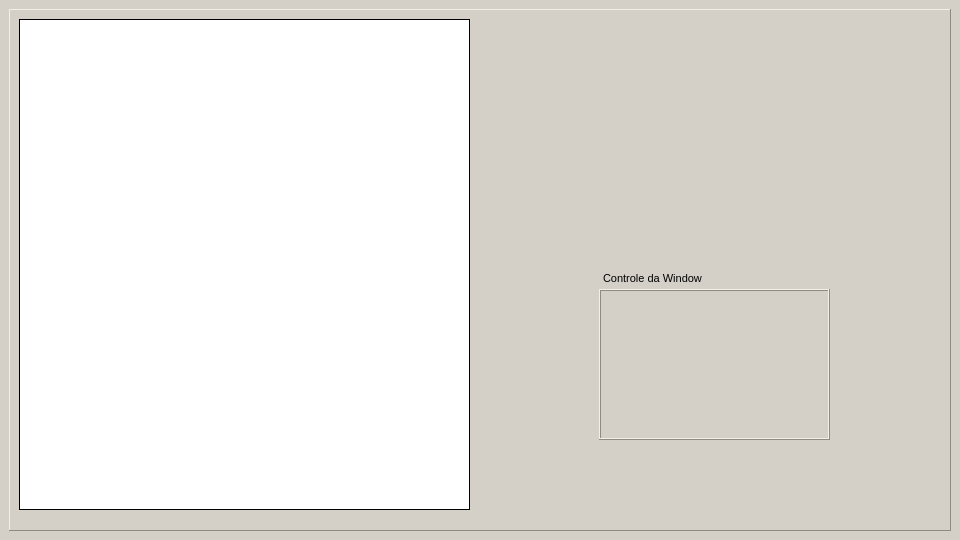
Above: other files/prototipo.ui from Luan-Diniz/Computer-Graphics before the change. Below: the same form after it.
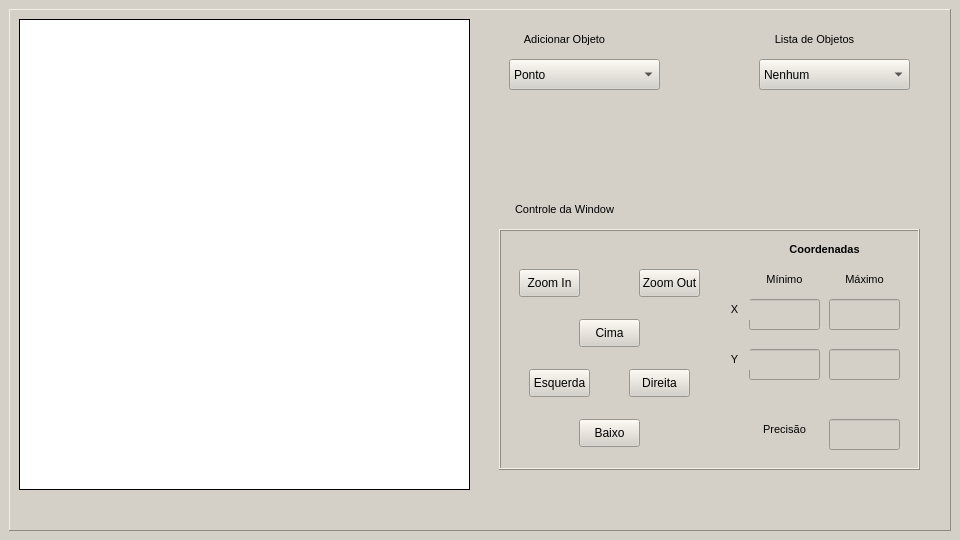
That is the form after the change.

Commit message: Botões, Caixas de Escrita e Barras de Objetos acrescentados

What changed in the file:
```diff
--- a/other files/prototipo.ui
+++ b/other files/prototipo.ui
@@ -45,10 +45,10 @@
       <widget class="QFrame" name="frame_3">
        <property name="geometry">
         <rect>
-         <x>590</x>
-         <y>280</y>
-         <width>231</width>
-         <height>151</height>
+         <x>490</x>
+         <y>220</y>
+         <width>421</width>
+         <height>241</height>
         </rect>
        </property>
        <property name="maximumSize">
@@ -63,6 +63,290 @@
        <property name="frameShadow">
         <enum>QFrame::Raised</enum>
        </property>
+       <widget class="QLineEdit" name="lineEdit">
+        <property name="geometry">
+         <rect>
+          <x>250</x>
+          <y>70</y>
+          <width>71</width>
+          <height>31</height>
+         </rect>
+        </property>
+       </widget>
+       <widget class="QLineEdit" name="lineEdit_2">
+        <property name="geometry">
+         <rect>
+          <x>330</x>
+          <y>70</y>
+          <width>71</width>
+          <height>31</height>
+         </rect>
+        </property>
+       </widget>
+       <widget class="QLineEdit" name="lineEdit_3">
+        <property name="geometry">
+         <rect>
+          <x>250</x>
+          <y>120</y>
+          <width>71</width>
+          <height>31</height>
+         </rect>
+        </property>
+       </widget>
+       <widget class="QLineEdit" name="lineEdit_4">
+        <property name="geometry">
+         <rect>
+          <x>330</x>
+          <y>120</y>
+          <width>71</width>
+          <height>31</height>
+         </rect>
+        </property>
+       </widget>
+       <widget class="QTextBrowser" name="textBrowser_4">
+        <property name="geometry">
+         <rect>
+          <x>220</x>
+          <y>70</y>
+          <width>31</width>
+          <height>21</height>
+         </rect>
+        </property>
+        <property name="frameShape">
+         <enum>QFrame::NoFrame</enum>
+        </property>
+        <property name="verticalScrollBarPolicy">
+         <enum>Qt::ScrollBarAlwaysOff</enum>
+        </property>
+        <property name="horizontalScrollBarPolicy">
+         <enum>Qt::ScrollBarAlwaysOff</enum>
+        </property>
+        <property name="html">
+         <string>&lt;!DOCTYPE HTML PUBLIC &quot;-//W3C//DTD HTML 4.0//EN&quot; &quot;http://www.w3.org/TR/REC-html40/strict.dtd&quot;&gt;
+&lt;html&gt;&lt;head&gt;&lt;meta name=&quot;qrichtext&quot; content=&quot;1&quot; /&gt;&lt;style type=&quot;text/css&quot;&gt;
+p, li { white-space: pre-wrap; }
+&lt;/style&gt;&lt;/head&gt;&lt;body style=&quot; font-family:'MS Shell Dlg 2'; font-size:7.8pt; font-weight:400; font-style:normal;&quot;&gt;
+&lt;p align=&quot;center&quot; style=&quot; margin-top:0px; margin-bottom:0px; margin-left:0px; margin-right:0px; -qt-block-indent:0; text-indent:0px;&quot;&gt;&lt;span style=&quot; font-size:8.25pt;&quot;&gt;X&lt;/span&gt;&lt;/p&gt;&lt;/body&gt;&lt;/html&gt;</string>
+        </property>
+       </widget>
+       <widget class="QTextBrowser" name="textBrowser_5">
+        <property name="geometry">
+         <rect>
+          <x>220</x>
+          <y>120</y>
+          <width>31</width>
+          <height>21</height>
+         </rect>
+        </property>
+        <property name="frameShape">
+         <enum>QFrame::NoFrame</enum>
+        </property>
+        <property name="verticalScrollBarPolicy">
+         <enum>Qt::ScrollBarAlwaysOff</enum>
+        </property>
+        <property name="horizontalScrollBarPolicy">
+         <enum>Qt::ScrollBarAlwaysOff</enum>
+        </property>
+        <property name="html">
+         <string>&lt;!DOCTYPE HTML PUBLIC &quot;-//W3C//DTD HTML 4.0//EN&quot; &quot;http://www.w3.org/TR/REC-html40/strict.dtd&quot;&gt;
+&lt;html&gt;&lt;head&gt;&lt;meta name=&quot;qrichtext&quot; content=&quot;1&quot; /&gt;&lt;style type=&quot;text/css&quot;&gt;
+p, li { white-space: pre-wrap; }
+&lt;/style&gt;&lt;/head&gt;&lt;body style=&quot; font-family:'MS Shell Dlg 2'; font-size:7.8pt; font-weight:400; font-style:normal;&quot;&gt;
+&lt;p align=&quot;center&quot; style=&quot; margin-top:0px; margin-bottom:0px; margin-left:0px; margin-right:0px; -qt-block-indent:0; text-indent:0px;&quot;&gt;&lt;span style=&quot; font-size:8.25pt;&quot;&gt;Y&lt;/span&gt;&lt;/p&gt;&lt;/body&gt;&lt;/html&gt;</string>
+        </property>
+       </widget>
+       <widget class="QTextBrowser" name="textBrowser_8">
+        <property name="geometry">
+         <rect>
+          <x>250</x>
+          <y>40</y>
+          <width>71</width>
+          <height>21</height>
+         </rect>
+        </property>
+        <property name="frameShape">
+         <enum>QFrame::NoFrame</enum>
+        </property>
+        <property name="verticalScrollBarPolicy">
+         <enum>Qt::ScrollBarAlwaysOff</enum>
+        </property>
+        <property name="horizontalScrollBarPolicy">
+         <enum>Qt::ScrollBarAlwaysOff</enum>
+        </property>
+        <property name="html">
+         <string>&lt;!DOCTYPE HTML PUBLIC &quot;-//W3C//DTD HTML 4.0//EN&quot; &quot;http://www.w3.org/TR/REC-html40/strict.dtd&quot;&gt;
+&lt;html&gt;&lt;head&gt;&lt;meta name=&quot;qrichtext&quot; content=&quot;1&quot; /&gt;&lt;style type=&quot;text/css&quot;&gt;
+p, li { white-space: pre-wrap; }
+&lt;/style&gt;&lt;/head&gt;&lt;body style=&quot; font-family:'MS Shell Dlg 2'; font-size:7.8pt; font-weight:400; font-style:normal;&quot;&gt;
+&lt;p align=&quot;center&quot; style=&quot; margin-top:0px; margin-bottom:0px; margin-left:0px; margin-right:0px; -qt-block-indent:0; text-indent:0px;&quot;&gt;&lt;span style=&quot; font-size:8.25pt;&quot;&gt;Mínimo&lt;/span&gt;&lt;/p&gt;&lt;/body&gt;&lt;/html&gt;</string>
+        </property>
+       </widget>
+       <widget class="QTextBrowser" name="textBrowser_9">
+        <property name="geometry">
+         <rect>
+          <x>330</x>
+          <y>40</y>
+          <width>71</width>
+          <height>21</height>
+         </rect>
+        </property>
+        <property name="frameShape">
+         <enum>QFrame::NoFrame</enum>
+        </property>
+        <property name="verticalScrollBarPolicy">
+         <enum>Qt::ScrollBarAlwaysOff</enum>
+        </property>
+        <property name="horizontalScrollBarPolicy">
+         <enum>Qt::ScrollBarAlwaysOff</enum>
+        </property>
+        <property name="html">
+         <string>&lt;!DOCTYPE HTML PUBLIC &quot;-//W3C//DTD HTML 4.0//EN&quot; &quot;http://www.w3.org/TR/REC-html40/strict.dtd&quot;&gt;
+&lt;html&gt;&lt;head&gt;&lt;meta name=&quot;qrichtext&quot; content=&quot;1&quot; /&gt;&lt;style type=&quot;text/css&quot;&gt;
+p, li { white-space: pre-wrap; }
+&lt;/style&gt;&lt;/head&gt;&lt;body style=&quot; font-family:'MS Shell Dlg 2'; font-size:7.8pt; font-weight:400; font-style:normal;&quot;&gt;
+&lt;p align=&quot;center&quot; style=&quot; margin-top:0px; margin-bottom:0px; margin-left:0px; margin-right:0px; -qt-block-indent:0; text-indent:0px;&quot;&gt;&lt;span style=&quot; font-size:8.25pt;&quot;&gt;Máximo&lt;/span&gt;&lt;/p&gt;&lt;/body&gt;&lt;/html&gt;</string>
+        </property>
+       </widget>
+       <widget class="QTextBrowser" name="textBrowser_10">
+        <property name="geometry">
+         <rect>
+          <x>250</x>
+          <y>10</y>
+          <width>151</width>
+          <height>21</height>
+         </rect>
+        </property>
+        <property name="frameShape">
+         <enum>QFrame::NoFrame</enum>
+        </property>
+        <property name="verticalScrollBarPolicy">
+         <enum>Qt::ScrollBarAlwaysOff</enum>
+        </property>
+        <property name="horizontalScrollBarPolicy">
+         <enum>Qt::ScrollBarAlwaysOff</enum>
+        </property>
+        <property name="html">
+         <string>&lt;!DOCTYPE HTML PUBLIC &quot;-//W3C//DTD HTML 4.0//EN&quot; &quot;http://www.w3.org/TR/REC-html40/strict.dtd&quot;&gt;
+&lt;html&gt;&lt;head&gt;&lt;meta name=&quot;qrichtext&quot; content=&quot;1&quot; /&gt;&lt;style type=&quot;text/css&quot;&gt;
+p, li { white-space: pre-wrap; }
+&lt;/style&gt;&lt;/head&gt;&lt;body style=&quot; font-family:'MS Shell Dlg 2'; font-size:7.8pt; font-weight:400; font-style:normal;&quot;&gt;
+&lt;p align=&quot;center&quot; style=&quot; margin-top:0px; margin-bottom:0px; margin-left:0px; margin-right:0px; -qt-block-indent:0; text-indent:0px;&quot;&gt;&lt;span style=&quot; font-size:8.25pt; font-weight:600;&quot;&gt;Coordenadas&lt;/span&gt;&lt;/p&gt;&lt;/body&gt;&lt;/html&gt;</string>
+        </property>
+       </widget>
+       <widget class="QPushButton" name="pushButton">
+        <property name="geometry">
+         <rect>
+          <x>80</x>
+          <y>90</y>
+          <width>61</width>
+          <height>28</height>
+         </rect>
+        </property>
+        <property name="text">
+         <string>Cima</string>
+        </property>
+       </widget>
+       <widget class="QPushButton" name="pushButton_2">
+        <property name="geometry">
+         <rect>
+          <x>80</x>
+          <y>190</y>
+          <width>61</width>
+          <height>28</height>
+         </rect>
+        </property>
+        <property name="text">
+         <string>Baixo</string>
+        </property>
+       </widget>
+       <widget class="QPushButton" name="pushButton_3">
+        <property name="geometry">
+         <rect>
+          <x>130</x>
+          <y>140</y>
+          <width>61</width>
+          <height>28</height>
+         </rect>
+        </property>
+        <property name="text">
+         <string>Direita</string>
+        </property>
+       </widget>
+       <widget class="QPushButton" name="pushButton_4">
+        <property name="geometry">
+         <rect>
+          <x>30</x>
+          <y>140</y>
+          <width>61</width>
+          <height>28</height>
+         </rect>
+        </property>
+        <property name="text">
+         <string>Esquerda</string>
+        </property>
+       </widget>
+       <widget class="QPushButton" name="pushButton_5">
+        <property name="geometry">
+         <rect>
+          <x>20</x>
+          <y>40</y>
+          <width>61</width>
+          <height>28</height>
+         </rect>
+        </property>
+        <property name="text">
+         <string>Zoom In</string>
+        </property>
+       </widget>
+       <widget class="QPushButton" name="pushButton_6">
+        <property name="geometry">
+         <rect>
+          <x>140</x>
+          <y>40</y>
+          <width>61</width>
+          <height>28</height>
+         </rect>
+        </property>
+        <property name="text">
+         <string>Zoom Out</string>
+        </property>
+       </widget>
+       <widget class="QLineEdit" name="lineEdit_5">
+        <property name="geometry">
+         <rect>
+          <x>330</x>
+          <y>190</y>
+          <width>71</width>
+          <height>31</height>
+         </rect>
+        </property>
+       </widget>
+       <widget class="QTextBrowser" name="textBrowser_11">
+        <property name="geometry">
+         <rect>
+          <x>250</x>
+          <y>190</y>
+          <width>71</width>
+          <height>21</height>
+         </rect>
+        </property>
+        <property name="frameShape">
+         <enum>QFrame::NoFrame</enum>
+        </property>
+        <property name="verticalScrollBarPolicy">
+         <enum>Qt::ScrollBarAlwaysOff</enum>
+        </property>
+        <property name="horizontalScrollBarPolicy">
+         <enum>Qt::ScrollBarAlwaysOff</enum>
+        </property>
+        <property name="html">
+         <string>&lt;!DOCTYPE HTML PUBLIC &quot;-//W3C//DTD HTML 4.0//EN&quot; &quot;http://www.w3.org/TR/REC-html40/strict.dtd&quot;&gt;
+&lt;html&gt;&lt;head&gt;&lt;meta name=&quot;qrichtext&quot; content=&quot;1&quot; /&gt;&lt;style type=&quot;text/css&quot;&gt;
+p, li { white-space: pre-wrap; }
+&lt;/style&gt;&lt;/head&gt;&lt;body style=&quot; font-family:'MS Shell Dlg 2'; font-size:7.8pt; font-weight:400; font-style:normal;&quot;&gt;
+&lt;p align=&quot;center&quot; style=&quot; margin-top:0px; margin-bottom:0px; margin-left:0px; margin-right:0px; -qt-block-indent:0; text-indent:0px;&quot;&gt;&lt;span style=&quot; font-size:8.25pt;&quot;&gt;Precisão&lt;/span&gt;&lt;/p&gt;&lt;/body&gt;&lt;/html&gt;</string>
+        </property>
+       </widget>
       </widget>
       <widget class="QFrame" name="viewport">
        <property name="geometry">
@@ -70,7 +354,7 @@
          <x>10</x>
          <y>10</y>
          <width>451</width>
-         <height>491</height>
+         <height>471</height>
         </rect>
        </property>
        <property name="maximumSize">
@@ -97,10 +381,10 @@
       <widget class="QTextBrowser" name="textBrowser">
        <property name="geometry">
         <rect>
-         <x>590</x>
-         <y>260</y>
-         <width>131</width>
-         <height>16</height>
+         <x>480</x>
+         <y>190</y>
+         <width>151</width>
+         <height>21</height>
         </rect>
        </property>
        <property name="frameShape">
@@ -116,9 +400,125 @@
         <string>&lt;!DOCTYPE HTML PUBLIC &quot;-//W3C//DTD HTML 4.0//EN&quot; &quot;http://www.w3.org/TR/REC-html40/strict.dtd&quot;&gt;
 &lt;html&gt;&lt;head&gt;&lt;meta name=&quot;qrichtext&quot; content=&quot;1&quot; /&gt;&lt;style type=&quot;text/css&quot;&gt;
 p, li { white-space: pre-wrap; }
-&lt;/style&gt;&lt;/head&gt;&lt;body style=&quot; font-family:'MS Shell Dlg 2'; font-size:8.25pt; font-weight:400; font-style:normal;&quot;&gt;
-&lt;p style=&quot; margin-top:0px; margin-bottom:0px; margin-left:0px; margin-right:0px; -qt-block-indent:0; text-indent:0px;&quot;&gt;Controle da Window&lt;/p&gt;
-&lt;p style=&quot;-qt-paragraph-type:empty; margin-top:0px; margin-bottom:0px; margin-left:0px; margin-right:0px; -qt-block-indent:0; text-indent:0px;&quot;&gt;&lt;br /&gt;&lt;/p&gt;&lt;/body&gt;&lt;/html&gt;</string>
+&lt;/style&gt;&lt;/head&gt;&lt;body style=&quot; font-family:'MS Shell Dlg 2'; font-size:7.8pt; font-weight:400; font-style:normal;&quot;&gt;
+&lt;p align=&quot;center&quot; style=&quot; margin-top:0px; margin-bottom:0px; margin-left:0px; margin-right:0px; -qt-block-indent:0; text-indent:0px;&quot;&gt;&lt;span style=&quot; font-size:8.25pt;&quot;&gt;Controle da Window&lt;/span&gt;&lt;/p&gt;&lt;/body&gt;&lt;/html&gt;</string>
+       </property>
+      </widget>
+      <widget class="QComboBox" name="ListaDeObjetos">
+       <property name="geometry">
+        <rect>
+         <x>750</x>
+         <y>50</y>
+         <width>151</width>
+         <height>31</height>
+        </rect>
+       </property>
+       <item>
+        <property name="text">
+         <string>Nenhum</string>
+        </property>
+       </item>
+       <item>
+        <property name="text">
+         <string>Ponto</string>
+        </property>
+       </item>
+       <item>
+        <property name="text">
+         <string>Reta</string>
+        </property>
+       </item>
+       <item>
+        <property name="text">
+         <string>Wireframe</string>
+        </property>
+       </item>
+       <item>
+        <property name="text">
+         <string>Curva</string>
+        </property>
+       </item>
+      </widget>
+      <widget class="QComboBox" name="AdicionarObjetos">
+       <property name="geometry">
+        <rect>
+         <x>500</x>
+         <y>50</y>
+         <width>151</width>
+         <height>31</height>
+        </rect>
+       </property>
+       <item>
+        <property name="text">
+         <string>Ponto</string>
+        </property>
+       </item>
+       <item>
+        <property name="text">
+         <string>Reta</string>
+        </property>
+       </item>
+       <item>
+        <property name="text">
+         <string>Wireframe</string>
+        </property>
+       </item>
+       <item>
+        <property name="text">
+         <string>Curva</string>
+        </property>
+       </item>
+      </widget>
+      <widget class="QTextBrowser" name="textBrowser_2">
+       <property name="geometry">
+        <rect>
+         <x>480</x>
+         <y>20</y>
+         <width>151</width>
+         <height>21</height>
+        </rect>
+       </property>
+       <property name="frameShape">
+        <enum>QFrame::NoFrame</enum>
+       </property>
+       <property name="verticalScrollBarPolicy">
+        <enum>Qt::ScrollBarAlwaysOff</enum>
+       </property>
+       <property name="horizontalScrollBarPolicy">
+        <enum>Qt::ScrollBarAlwaysOff</enum>
+       </property>
+       <property name="html">
+        <string>&lt;!DOCTYPE HTML PUBLIC &quot;-//W3C//DTD HTML 4.0//EN&quot; &quot;http://www.w3.org/TR/REC-html40/strict.dtd&quot;&gt;
+&lt;html&gt;&lt;head&gt;&lt;meta name=&quot;qrichtext&quot; content=&quot;1&quot; /&gt;&lt;style type=&quot;text/css&quot;&gt;
+p, li { white-space: pre-wrap; }
+&lt;/style&gt;&lt;/head&gt;&lt;body style=&quot; font-family:'MS Shell Dlg 2'; font-size:7.8pt; font-weight:400; font-style:normal;&quot;&gt;
+&lt;p align=&quot;center&quot; style=&quot; margin-top:0px; margin-bottom:0px; margin-left:0px; margin-right:0px; -qt-block-indent:0; text-indent:0px;&quot;&gt;&lt;span style=&quot; font-size:8.25pt;&quot;&gt;Adicionar Objeto&lt;/span&gt;&lt;/p&gt;&lt;/body&gt;&lt;/html&gt;</string>
+       </property>
+      </widget>
+      <widget class="QTextBrowser" name="textBrowser_3">
+       <property name="geometry">
+        <rect>
+         <x>730</x>
+         <y>20</y>
+         <width>151</width>
+         <height>21</height>
+        </rect>
+       </property>
+       <property name="frameShape">
+        <enum>QFrame::NoFrame</enum>
+       </property>
+       <property name="verticalScrollBarPolicy">
+        <enum>Qt::ScrollBarAlwaysOff</enum>
+       </property>
+       <property name="horizontalScrollBarPolicy">
+        <enum>Qt::ScrollBarAlwaysOff</enum>
+       </property>
+       <property name="html">
+        <string>&lt;!DOCTYPE HTML PUBLIC &quot;-//W3C//DTD HTML 4.0//EN&quot; &quot;http://www.w3.org/TR/REC-html40/strict.dtd&quot;&gt;
+&lt;html&gt;&lt;head&gt;&lt;meta name=&quot;qrichtext&quot; content=&quot;1&quot; /&gt;&lt;style type=&quot;text/css&quot;&gt;
+p, li { white-space: pre-wrap; }
+&lt;/style&gt;&lt;/head&gt;&lt;body style=&quot; font-family:'MS Shell Dlg 2'; font-size:7.8pt; font-weight:400; font-style:normal;&quot;&gt;
+&lt;p align=&quot;center&quot; style=&quot; margin-top:0px; margin-bottom:0px; margin-left:0px; margin-right:0px; -qt-block-indent:0; text-indent:0px;&quot;&gt;&lt;span style=&quot; font-size:8.25pt;&quot;&gt;Lista de Objetos&lt;/span&gt;&lt;/p&gt;&lt;/body&gt;&lt;/html&gt;</string>
        </property>
       </widget>
      </widget>
```
Left out of the diff: 2 changed lines with no effect on the pictures.
